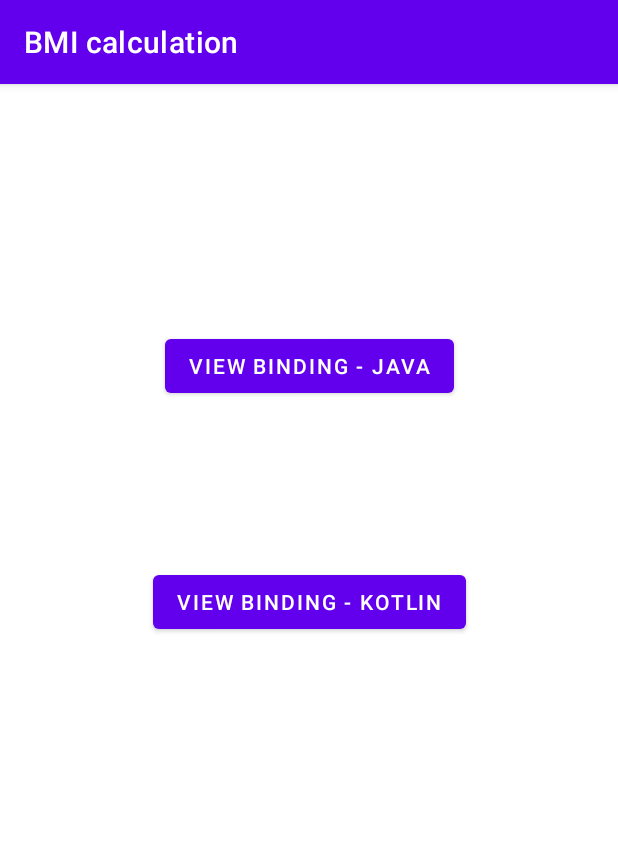
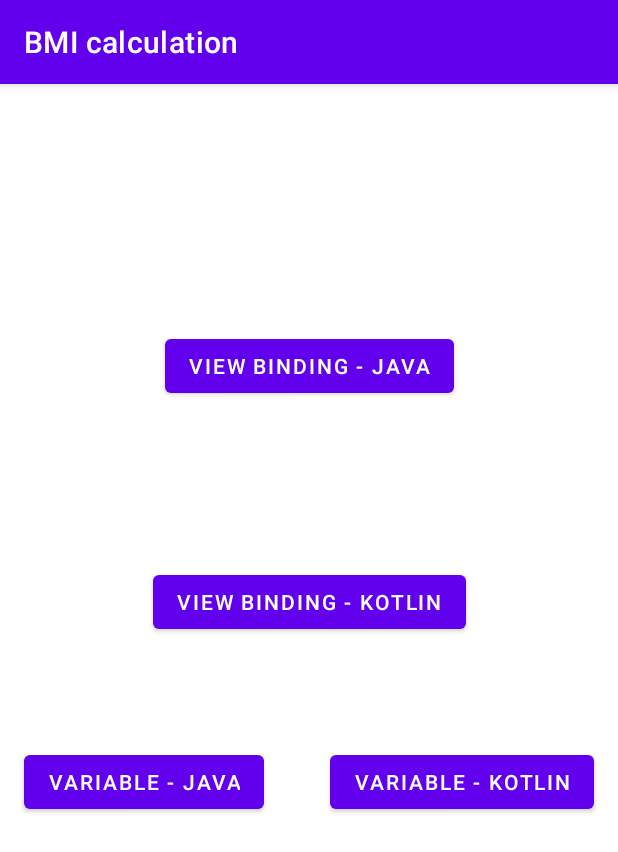
Before and after one commit to dahye828/HelloKotlin, an Android app: the screen it shows after launch (MainActivity), on a phone screen of 412 x 824 dp. Shown: the top 852 px of the screen. Run offline under Robolectric (Android 15) with nearby library versions, the phone set to English and light mode, and no system bars.

Commit message:
Kotlin practice

```diff
--- a/app/src/main/java/com/example/hellokotlin/MainActivity.kt
+++ b/app/src/main/java/com/example/hellokotlin/MainActivity.kt
@@ -14,6 +14,8 @@ class MainActivity : AppCompatActivity() {
 
         val btnJava = findViewById<Button>(R.id.btnJava)
         val btnKotlin = findViewById<Button>(R.id.btnJava)
+        val btnVarJava = findViewById<Button>(R.id.btnVarJava)
+        val btnVarKotlin = findViewById<Button>(R.id.btnVarKotlin)
 
 
         btnJava.setOnClickListener {
@@ -22,5 +24,11 @@ class MainActivity : AppCompatActivity() {
         btnKotlin.setOnClickListener {
             startActivity(Intent(this@MainActivity, BmiKotlinActivity::class.java))
         }
+        btnVarJava.setOnClickListener {
+            startActivity(Intent(this@MainActivity, VariableJavaActivity::class.java))
+        }
+        btnVarKotlin.setOnClickListener {
+            startActivity(Intent(this@MainActivity, VariableKotlinActivity::class.java))
+        }
     }
 }
--- a/app/src/main/res/layout/activity_main.xml
+++ b/app/src/main/res/layout/activity_main.xml
@@ -26,4 +26,23 @@
         app:layout_constraintEnd_toEndOf="parent"
         app:layout_constraintStart_toStartOf="parent"
         app:layout_constraintTop_toBottomOf="@+id/btnJava" />
+
+    <Button
+        android:id="@+id/btnVarJava"
+        android:layout_width="wrap_content"
+        android:layout_height="wrap_content"
+        android:layout_marginStart="16dp"
+        android:layout_marginTop="72dp"
+        android:text="variable - java"
+        app:layout_constraintStart_toStartOf="parent"
+        app:layout_constraintTop_toBottomOf="@+id/btnKotlin" />
+
+    <Button
+        android:id="@+id/btnVarKotlin"
+        android:layout_width="wrap_content"
+        android:layout_height="wrap_content"
+        android:layout_marginEnd="16dp"
+        android:text="variable - kotlin"
+        app:layout_constraintEnd_toEndOf="parent"
+        app:layout_constraintTop_toTopOf="@+id/btnVarJava" />
 </androidx.constraintlayout.widget.ConstraintLayout>
```
Also changed, not shown: app/src/main/AndroidManifest.xml (+8 -1 lines), app/src/main/java/com/example/hellokotlin/VariableJavaActivity.java (added, +42 -0 lines), app/src/main/java/com/example/hellokotlin/VariableKotlinActivity.kt (added, +30 -0 lines), app/src/main/res/layout/layout_vairable.xml (added, +39 -0 lines).
